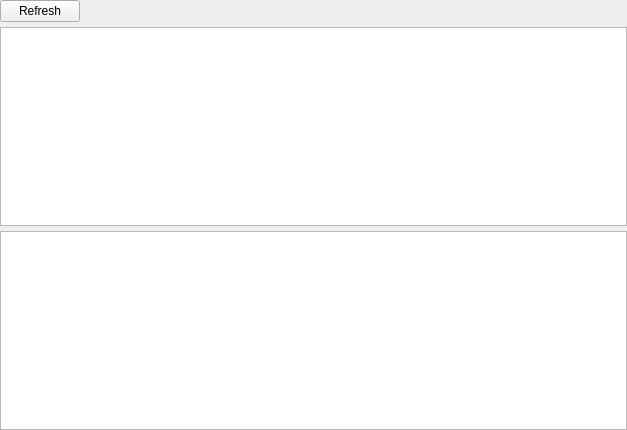
First picture: the form in mva/Licenta/gui/forms/dmi_widget.ui, repository bogdan-constandache/SystemToolKit, before the edit.
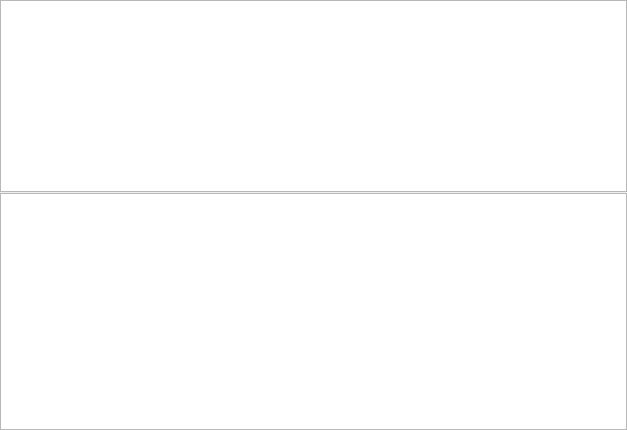
Second picture: the form after the edit.

What changed in the file:
```diff
--- a/mva/Licenta/gui/forms/dmi_widget.ui
+++ b/mva/Licenta/gui/forms/dmi_widget.ui
@@ -15,7 +15,7 @@
   </property>
   <layout class="QVBoxLayout" name="verticalLayout">
    <property name="spacing">
-    <number>5</number>
+    <number>1</number>
    </property>
    <property name="leftMargin">
     <number>0</number>
@@ -29,34 +29,10 @@
    <property name="bottomMargin">
     <number>0</number>
    </property>
-   <item>
-    <layout class="QHBoxLayout" name="hLayoutButtons">
-     <item>
-      <widget class="QPushButton" name="refreshButton">
-       <property name="text">
-        <string>Refresh</string>
-       </property>
-      </widget>
-     </item>
-     <item>
-      <spacer name="hSpacerH1">
-       <property name="orientation">
-        <enum>Qt::Horizontal</enum>
-       </property>
-       <property name="sizeHint" stdset="0">
-        <size>
-         <width>40</width>
-         <height>20</height>
-        </size>
-       </property>
-      </spacer>
-     </item>
-    </layout>
-   </item>
    <item>
     <widget class="QTreeView" name="itemsTree">
      <property name="sizePolicy">
-      <sizepolicy hsizetype="Expanding" vsizetype="Expanding">
+      <sizepolicy hsizetype="Expanding" vsizetype="Minimum">
        <horstretch>0</horstretch>
        <verstretch>0</verstretch>
       </sizepolicy>
```
